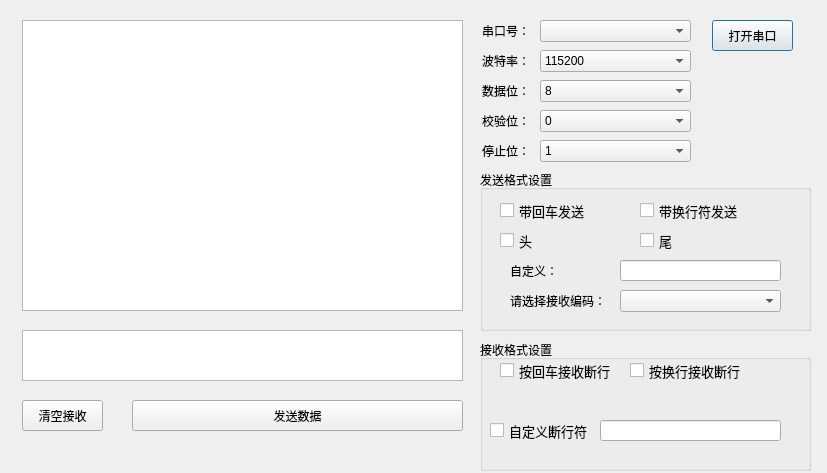
First picture: the form in MyQt5Project/sericaltest.ui, repository zhaixd123/Qt, before the edit.
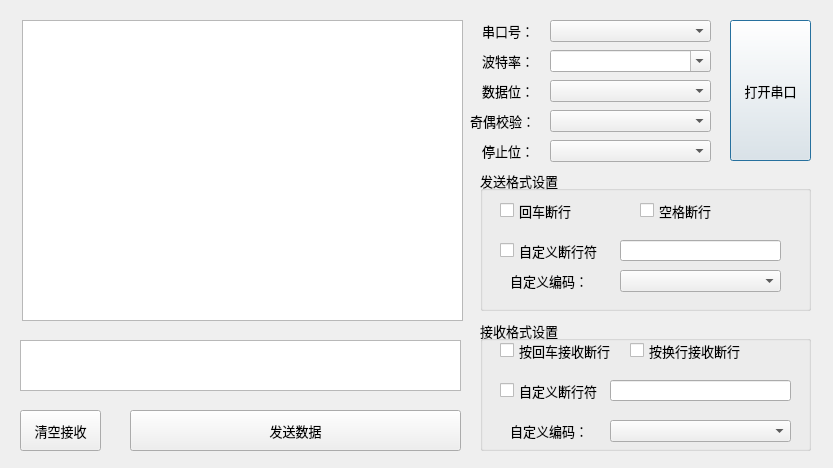
Second picture: the form after the edit.

```diff
--- a/MyQt5Project/sericaltest.ui
+++ b/MyQt5Project/sericaltest.ui
@@ -6,26 +6,43 @@
    <rect>
     <x>0</x>
     <y>0</y>
-    <width>827</width>
-    <height>473</height>
+    <width>833</width>
+    <height>468</height>
    </rect>
   </property>
   <property name="windowTitle">
    <string>Dialog</string>
   </property>
-  <widget class="QGroupBox" name="groupBox">
+  <property name="autoFillBackground">
+   <bool>false</bool>
+  </property>
+  <property name="sizeGripEnabled">
+   <bool>false</bool>
+  </property>
+  <widget class="QGroupBox" name="GroupBox_ReadSettings">
    <property name="geometry">
     <rect>
      <x>480</x>
-     <y>340</y>
+     <y>320</y>
      <width>331</width>
      <height>131</height>
     </rect>
    </property>
+   <property name="sizePolicy">
+    <sizepolicy hsizetype="Expanding" vsizetype="Expanding">
+     <horstretch>0</horstretch>
+     <verstretch>0</verstretch>
+    </sizepolicy>
+   </property>
+   <property name="font">
+    <font>
+     <pointsize>10</pointsize>
+    </font>
+   </property>
    <property name="title">
     <string>接收格式设置</string>
    </property>
-   <widget class="QCheckBox" name="checkBox_3">
+   <widget class="QCheckBox" name="cb_ReadEnterSuffix">
     <property name="geometry">
      <rect>
       <x>20</x>
@@ -34,6 +51,12 @@
       <height>21</height>
      </rect>
     </property>
+    <property name="sizePolicy">
+     <sizepolicy hsizetype="Expanding" vsizetype="Expanding">
+      <horstretch>0</horstretch>
+      <verstretch>0</verstretch>
+     </sizepolicy>
+    </property>
     <property name="font">
      <font>
       <family>Arial Narrow</family>
@@ -46,7 +69,7 @@
      <string>按回车接收断行</string>
     </property>
    </widget>
-   <widget class="QCheckBox" name="checkBox_4">
+   <widget class="QCheckBox" name="cb_ReadSpaceSuffix">
     <property name="geometry">
      <rect>
       <x>150</x>
@@ -55,6 +78,12 @@
       <height>21</height>
      </rect>
     </property>
+    <property name="sizePolicy">
+     <sizepolicy hsizetype="Expanding" vsizetype="Expanding">
+      <horstretch>0</horstretch>
+      <verstretch>0</verstretch>
+     </sizepolicy>
+    </property>
     <property name="font">
      <font>
       <family>Arial Narrow</family>
@@ -67,15 +96,21 @@
      <string>按换行接收断行</string>
     </property>
    </widget>
-   <widget class="QCheckBox" name="checkBox_6">
+   <widget class="QCheckBox" name="cb_ReadSuffix">
     <property name="geometry">
      <rect>
-      <x>10</x>
-      <y>80</y>
-      <width>121</width>
+      <x>20</x>
+      <y>60</y>
+      <width>111</width>
       <height>21</height>
      </rect>
     </property>
+    <property name="sizePolicy">
+     <sizepolicy hsizetype="Expanding" vsizetype="Expanding">
+      <horstretch>0</horstretch>
+      <verstretch>0</verstretch>
+     </sizepolicy>
+    </property>
     <property name="font">
      <font>
       <family>Arial Narrow</family>
@@ -88,28 +123,99 @@
      <string>自定义断行符</string>
     </property>
    </widget>
-   <widget class="QLineEdit" name="lineEdit_2">
+   <widget class="QLineEdit" name="le_ReadSuffix">
     <property name="geometry">
      <rect>
-      <x>120</x>
-      <y>80</y>
+      <x>130</x>
+      <y>60</y>
       <width>181</width>
       <height>21</height>
      </rect>
+    </property>
+    <property name="sizePolicy">
+     <sizepolicy hsizetype="Expanding" vsizetype="Expanding">
+      <horstretch>0</horstretch>
+      <verstretch>0</verstretch>
+     </sizepolicy>
+    </property>
+    <property name="font">
+     <font>
+      <pointsize>10</pointsize>
+     </font>
+    </property>
+   </widget>
+   <widget class="QComboBox" name="cbx_ReadEncoding">
+    <property name="geometry">
+     <rect>
+      <x>130</x>
+      <y>100</y>
+      <width>181</width>
+      <height>22</height>
+     </rect>
+    </property>
+    <property name="sizePolicy">
+     <sizepolicy hsizetype="Expanding" vsizetype="Expanding">
+      <horstretch>0</horstretch>
+      <verstretch>0</verstretch>
+     </sizepolicy>
+    </property>
+    <property name="editable">
+     <bool>false</bool>
+    </property>
+    <property name="currentText">
+     <string/>
+    </property>
+    <property name="sizeAdjustPolicy">
+     <enum>QComboBox::AdjustToMinimumContentsLength</enum>
+    </property>
+   </widget>
+   <widget class="QLabel" name="label_7">
+    <property name="geometry">
+     <rect>
+      <x>30</x>
+      <y>100</y>
+      <width>81</width>
+      <height>21</height>
+     </rect>
+    </property>
+    <property name="sizePolicy">
+     <sizepolicy hsizetype="Expanding" vsizetype="Expanding">
+      <horstretch>0</horstretch>
+      <verstretch>0</verstretch>
+     </sizepolicy>
+    </property>
+    <property name="font">
+     <font>
+      <pointsize>10</pointsize>
+     </font>
+    </property>
+    <property name="text">
+     <string>自定义编码：</string>
     </property>
    </widget>
   </widget>
   <widget class="QLabel" name="label_4">
    <property name="geometry">
     <rect>
-     <x>482</x>
+     <x>470</x>
      <y>110</y>
-     <width>54</width>
+     <width>61</width>
      <height>21</height>
     </rect>
    </property>
+   <property name="sizePolicy">
+    <sizepolicy hsizetype="Expanding" vsizetype="Expanding">
+     <horstretch>0</horstretch>
+     <verstretch>0</verstretch>
+    </sizepolicy>
+   </property>
+   <property name="font">
+    <font>
+     <pointsize>10</pointsize>
+    </font>
+   </property>
    <property name="text">
-    <string>校验位：</string>
+    <string>奇偶校验：</string>
    </property>
   </widget>
   <widget class="QLabel" name="label_2">
@@ -121,6 +227,17 @@
      <height>21</height>
     </rect>
    </property>
+   <property name="sizePolicy">
+    <sizepolicy hsizetype="Expanding" vsizetype="Expanding">
+     <horstretch>0</horstretch>
+     <verstretch>0</verstretch>
+    </sizepolicy>
+   </property>
+   <property name="font">
+    <font>
+     <pointsize>10</pointsize>
+    </font>
+   </property>
    <property name="text">
     <string>波特率：</string>
    </property>
@@ -128,12 +245,23 @@
   <widget class="QPushButton" name="OpenSerialButton">
    <property name="geometry">
     <rect>
-     <x>712</x>
+     <x>730</x>
      <y>20</y>
      <width>81</width>
-     <height>31</height>
+     <height>141</height>
     </rect>
    </property>
+   <property name="sizePolicy">
+    <sizepolicy hsizetype="Expanding" vsizetype="Expanding">
+     <horstretch>0</horstretch>
+     <verstretch>0</verstretch>
+    </sizepolicy>
+   </property>
+   <property name="font">
+    <font>
+     <pointsize>10</pointsize>
+    </font>
+   </property>
    <property name="text">
     <string>打开串口</string>
    </property>
@@ -141,12 +269,23 @@
   <widget class="QTextEdit" name="Tedit_Write">
    <property name="geometry">
     <rect>
-     <x>22</x>
-     <y>330</y>
+     <x>20</x>
+     <y>340</y>
      <width>441</width>
      <height>51</height>
     </rect>
    </property>
+   <property name="sizePolicy">
+    <sizepolicy hsizetype="Expanding" vsizetype="Expanding">
+     <horstretch>0</horstretch>
+     <verstretch>0</verstretch>
+    </sizepolicy>
+   </property>
+   <property name="font">
+    <font>
+     <pointsize>10</pointsize>
+    </font>
+   </property>
   </widget>
   <widget class="QLabel" name="label_6">
    <property name="geometry">
@@ -157,6 +296,17 @@
      <height>21</height>
     </rect>
    </property>
+   <property name="sizePolicy">
+    <sizepolicy hsizetype="Expanding" vsizetype="Expanding">
+     <horstretch>0</horstretch>
+     <verstretch>0</verstretch>
+    </sizepolicy>
+   </property>
+   <property name="font">
+    <font>
+     <pointsize>10</pointsize>
+    </font>
+   </property>
    <property name="text">
     <string>停止位：</string>
    </property>
@@ -164,12 +314,23 @@
   <widget class="QPushButton" name="SendButton">
    <property name="geometry">
     <rect>
-     <x>132</x>
-     <y>400</y>
+     <x>130</x>
+     <y>410</y>
      <width>331</width>
-     <height>31</height>
+     <height>41</height>
     </rect>
    </property>
+   <property name="sizePolicy">
+    <sizepolicy hsizetype="Expanding" vsizetype="Expanding">
+     <horstretch>0</horstretch>
+     <verstretch>0</verstretch>
+    </sizepolicy>
+   </property>
+   <property name="font">
+    <font>
+     <pointsize>10</pointsize>
+    </font>
+   </property>
    <property name="text">
     <string>发送数据</string>
    </property>
@@ -177,17 +338,23 @@
   <widget class="QComboBox" name="ParityBox">
    <property name="geometry">
     <rect>
-     <x>540</x>
+     <x>550</x>
      <y>110</y>
-     <width>151</width>
+     <width>161</width>
      <height>22</height>
     </rect>
    </property>
-   <item>
-    <property name="text">
-     <string>0</string>
-    </property>
-   </item>
+   <property name="sizePolicy">
+    <sizepolicy hsizetype="Expanding" vsizetype="Expanding">
+     <horstretch>0</horstretch>
+     <verstretch>0</verstretch>
+    </sizepolicy>
+   </property>
+   <property name="font">
+    <font>
+     <pointsize>10</pointsize>
+    </font>
+   </property>
   </widget>
   <widget class="QGroupBox" name="GroupBox_SendSettings">
    <property name="geometry">
@@ -195,9 +362,20 @@
      <x>480</x>
      <y>170</y>
      <width>331</width>
-     <height>161</height>
+     <height>141</height>
     </rect>
    </property>
+   <property name="sizePolicy">
+    <sizepolicy hsizetype="Expanding" vsizetype="Expanding">
+     <horstretch>0</horstretch>
+     <verstretch>0</verstretch>
+    </sizepolicy>
+   </property>
+   <property name="font">
+    <font>
+     <pointsize>10</pointsize>
+    </font>
+   </property>
    <property name="title">
     <string>发送格式设置</string>
    </property>
@@ -210,6 +388,12 @@
       <height>21</height>
      </rect>
     </property>
+    <property name="sizePolicy">
+     <sizepolicy hsizetype="Expanding" vsizetype="Expanding">
+      <horstretch>0</horstretch>
+      <verstretch>0</verstretch>
+     </sizepolicy>
+    </property>
     <property name="font">
      <font>
       <family>Arial Narrow</family>
@@ -217,7 +401,7 @@
      </font>
     </property>
     <property name="text">
-     <string>带换行符发送</string>
+     <string>空格断行</string>
     </property>
    </widget>
    <widget class="QCheckBox" name="QCheckBox_AddEnterOnEnd">
@@ -229,6 +413,12 @@
       <height>21</height>
      </rect>
     </property>
+    <property name="sizePolicy">
+     <sizepolicy hsizetype="Expanding" vsizetype="Expanding">
+      <horstretch>0</horstretch>
+      <verstretch>0</verstretch>
+     </sizepolicy>
+    </property>
     <property name="font">
      <font>
       <family>Arial Narrow</family>
@@ -238,128 +428,154 @@
      </font>
     </property>
     <property name="text">
-     <string>带回车发送</string>
+     <string>回车断行</string>
     </property>
    </widget>
-   <widget class="QComboBox" name="PortBox_2">
+   <widget class="QLineEdit" name="le_SendSuffix">
     <property name="geometry">
      <rect>
       <x>140</x>
-      <y>120</y>
+      <y>70</y>
+      <width>161</width>
+      <height>21</height>
+     </rect>
+    </property>
+    <property name="sizePolicy">
+     <sizepolicy hsizetype="Expanding" vsizetype="Expanding">
+      <horstretch>0</horstretch>
+      <verstretch>0</verstretch>
+     </sizepolicy>
+    </property>
+    <property name="font">
+     <font>
+      <pointsize>10</pointsize>
+     </font>
+    </property>
+   </widget>
+   <widget class="QCheckBox" name="cb_SendSuffix">
+    <property name="geometry">
+     <rect>
+      <x>20</x>
+      <y>70</y>
+      <width>121</width>
+      <height>21</height>
+     </rect>
+    </property>
+    <property name="sizePolicy">
+     <sizepolicy hsizetype="Expanding" vsizetype="Expanding">
+      <horstretch>0</horstretch>
+      <verstretch>0</verstretch>
+     </sizepolicy>
+    </property>
+    <property name="font">
+     <font>
+      <family>Arial Narrow</family>
+      <pointsize>10</pointsize>
+      <weight>50</weight>
+      <bold>false</bold>
+     </font>
+    </property>
+    <property name="text">
+     <string>自定义断行符</string>
+    </property>
+   </widget>
+   <widget class="QComboBox" name="cbx_SendEncoding">
+    <property name="geometry">
+     <rect>
+      <x>140</x>
+      <y>100</y>
       <width>161</width>
       <height>22</height>
      </rect>
     </property>
-   </widget>
-   <widget class="QLabel" name="label_5">
-    <property name="geometry">
-     <rect>
-      <x>30</x>
-      <y>120</y>
-      <width>91</width>
-      <height>21</height>
-     </rect>
+    <property name="sizePolicy">
+     <sizepolicy hsizetype="Expanding" vsizetype="Expanding">
+      <horstretch>0</horstretch>
+      <verstretch>0</verstretch>
+     </sizepolicy>
     </property>
-    <property name="text">
-     <string>请选择接收编码：</string>
+    <property name="editable">
+     <bool>false</bool>
     </property>
-   </widget>
-   <widget class="QLineEdit" name="lineEdit_3">
-    <property name="geometry">
-     <rect>
-      <x>140</x>
-      <y>90</y>
-      <width>161</width>
-      <height>21</height>
-     </rect>
+    <property name="currentText">
+     <string/>
     </property>
+    <property name="sizeAdjustPolicy">
+     <enum>QComboBox::AdjustToMinimumContentsLength</enum>
+    </property>
    </widget>
-   <widget class="QLabel" name="label_7">
+   <widget class="QLabel" name="label_8">
     <property name="geometry">
      <rect>
       <x>30</x>
-      <y>90</y>
-      <width>91</width>
+      <y>100</y>
+      <width>81</width>
       <height>21</height>
      </rect>
     </property>
-    <property name="text">
-     <string>自定义：</string>
+    <property name="sizePolicy">
+     <sizepolicy hsizetype="Expanding" vsizetype="Expanding">
+      <horstretch>0</horstretch>
+      <verstretch>0</verstretch>
+     </sizepolicy>
     </property>
-   </widget>
-   <widget class="QCheckBox" name="checkBox_7">
-    <property name="geometry">
-     <rect>
-      <x>20</x>
-      <y>60</y>
-      <width>121</width>
-      <height>21</height>
-     </rect>
-    </property>
     <property name="font">
      <font>
-      <family>Arial Narrow</family>
       <pointsize>10</pointsize>
-      <weight>50</weight>
-      <bold>false</bold>
      </font>
     </property>
     <property name="text">
-     <string>头</string>
-    </property>
-   </widget>
-   <widget class="QCheckBox" name="checkBox_8">
-    <property name="geometry">
-     <rect>
-      <x>160</x>
-      <y>60</y>
-      <width>121</width>
-      <height>21</height>
-     </rect>
-    </property>
-    <property name="font">
-     <font>
-      <family>Arial Narrow</family>
-      <pointsize>10</pointsize>
-      <weight>50</weight>
-      <bold>false</bold>
-     </font>
-    </property>
-    <property name="text">
-     <string>尾</string>
+     <string>自定义编码：</string>
     </property>
    </widget>
   </widget>
   <widget class="QComboBox" name="PortBox">
    <property name="geometry">
     <rect>
-     <x>540</x>
+     <x>550</x>
      <y>20</y>
-     <width>151</width>
+     <width>161</width>
      <height>22</height>
     </rect>
    </property>
+   <property name="sizePolicy">
+    <sizepolicy hsizetype="Expanding" vsizetype="Expanding">
+     <horstretch>0</horstretch>
+     <verstretch>0</verstretch>
+    </sizepolicy>
+   </property>
+   <property name="font">
+    <font>
+     <pointsize>10</pointsize>
+    </font>
+   </property>
   </widget>
   <widget class="QComboBox" name="BitBox">
    <property name="geometry">
     <rect>
-     <x>540</x>
+     <x>550</x>
      <y>80</y>
-     <width>151</width>
+     <width>161</width>
      <height>22</height>
     </rect>
    </property>
+   <property name="sizePolicy">
+    <sizepolicy hsizetype="Expanding" vsizetype="Expanding">
+     <horstretch>0</horstretch>
+     <verstretch>0</verstretch>
+    </sizepolicy>
+   </property>
+   <property name="font">
+    <font>
+     <pointsize>10</pointsize>
+    </font>
+   </property>
    <property name="editable">
     <bool>false</bool>
    </property>
    <property name="currentIndex">
-    <number>0</number>
+    <number>-1</number>
    </property>
-   <item>
-    <property name="text">
-     <string>8</string>
-    </property>
-   </item>
   </widget>
   <widget class="QLabel" name="label_3">
    <property name="geometry">
@@ -370,6 +586,17 @@
      <height>21</height>
     </rect>
    </property>
+   <property name="sizePolicy">
+    <sizepolicy hsizetype="Expanding" vsizetype="Expanding">
+     <horstretch>0</horstretch>
+     <verstretch>0</verstretch>
+    </sizepolicy>
+   </property>
+   <property name="font">
+    <font>
+     <pointsize>10</pointsize>
+    </font>
+   </property>
    <property name="text">
     <string>数据位：</string>
    </property>
@@ -377,27 +604,56 @@
   <widget class="QComboBox" name="BaudBox">
    <property name="geometry">
     <rect>
-     <x>540</x>
+     <x>550</x>
      <y>50</y>
-     <width>151</width>
+     <width>161</width>
      <height>22</height>
     </rect>
    </property>
-   <item>
-    <property name="text">
-     <string>115200</string>
-    </property>
-   </item>
+   <property name="sizePolicy">
+    <sizepolicy hsizetype="Expanding" vsizetype="Expanding">
+     <horstretch>0</horstretch>
+     <verstretch>0</verstretch>
+    </sizepolicy>
+   </property>
+   <property name="font">
+    <font>
+     <pointsize>10</pointsize>
+    </font>
+   </property>
+   <property name="editable">
+    <bool>true</bool>
+   </property>
+   <property name="currentText">
+    <string/>
+   </property>
   </widget>
-  <widget class="QTextEdit" name="Tedit_Read">
+  <widget class="QTextEdit" name="te_Read">
+   <property name="enabled">
+    <bool>true</bool>
+   </property>
    <property name="geometry">
     <rect>
      <x>22</x>
      <y>20</y>
      <width>441</width>
-     <height>291</height>
+     <height>301</height>
     </rect>
    </property>
+   <property name="sizePolicy">
+    <sizepolicy hsizetype="Expanding" vsizetype="Expanding">
+     <horstretch>0</horstretch>
+     <verstretch>0</verstretch>
+    </sizepolicy>
+   </property>
+   <property name="font">
+    <font>
+     <pointsize>10</pointsize>
+    </font>
+   </property>
+   <property name="readOnly">
+    <bool>true</bool>
+   </property>
   </widget>
   <widget class="QLabel" name="label">
    <property name="geometry">
@@ -408,6 +664,17 @@
      <height>21</height>
     </rect>
    </property>
+   <property name="sizePolicy">
+    <sizepolicy hsizetype="Expanding" vsizetype="Expanding">
+     <horstretch>0</horstretch>
+     <verstretch>0</verstretch>
+    </sizepolicy>
+   </property>
+   <property name="font">
+    <font>
+     <pointsize>10</pointsize>
+    </font>
+   </property>
    <property name="text">
     <string>串口号：</string>
    </property>
@@ -415,12 +682,23 @@
   <widget class="QPushButton" name="btn_Clear">
    <property name="geometry">
     <rect>
-     <x>22</x>
-     <y>400</y>
+     <x>20</x>
+     <y>410</y>
      <width>81</width>
-     <height>31</height>
+     <height>41</height>
     </rect>
    </property>
+   <property name="sizePolicy">
+    <sizepolicy hsizetype="Expanding" vsizetype="Expanding">
+     <horstretch>0</horstretch>
+     <verstretch>0</verstretch>
+    </sizepolicy>
+   </property>
+   <property name="font">
+    <font>
+     <pointsize>10</pointsize>
+    </font>
+   </property>
    <property name="text">
     <string>清空接收</string>
    </property>
@@ -428,22 +706,23 @@
   <widget class="QComboBox" name="StopBox">
    <property name="geometry">
     <rect>
-     <x>540</x>
+     <x>550</x>
      <y>140</y>
-     <width>151</width>
+     <width>161</width>
      <height>22</height>
     </rect>
    </property>
-   <item>
-    <property name="text">
-     <string>1</string>
-    </property>
-   </item>
-   <item>
-    <property name="text">
-     <string>2</string>
-    </property>
-   </item>
+   <property name="sizePolicy">
+    <sizepolicy hsizetype="Expanding" vsizetype="Expanding">
+     <horstretch>0</horstretch>
+     <verstretch>0</verstretch>
+    </sizepolicy>
+   </property>
+   <property name="font">
+    <font>
+     <pointsize>10</pointsize>
+    </font>
+   </property>
   </widget>
  </widget>
  <resources/>
```
Left out of the diff: 22 changed lines with no effect on the pictures.
